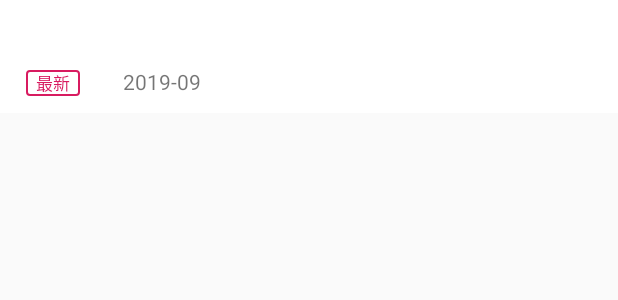
After one commit to kevin-lemon/kotlin-wanAndroid, an Android app: the layout item_home_article.xml on its own in the app's theme, with its tools: preview values and no code run, on a phone screen of 412 x 824 dp. The commit adds this screen. Shown: the top 300 px of the screen. Run offline under Robolectric (Android 15) with nearby library versions, the phone set to English and light mode, and no system bars.

Commit message:
文章展示

```diff
--- a/app/src/main/AndroidManifest.xml
+++ b/app/src/main/AndroidManifest.xml
@@ -2,6 +2,8 @@
 <manifest xmlns:android="http://schemas.android.com/apk/res/android"
     package="com.lemon.wanandroid">
     <uses-permission android:name="android.permission.INTERNET"/>
+    <uses-permission android:name="android.permission.READ_EXTERNAL_STORAGE" />
+    <uses-permission android:name="android.permission.WRITE_EXTERNAL_STORAGE" />
     <application
         android:name=".WanApp"
         android:allowBackup="true"
--- /dev/null
+++ b/app/src/main/res/drawable/shape_text_bg.xml
@@ -0,0 +1,8 @@
+<?xml version="1.0" encoding="utf-8"?>
+<shape xmlns:android="http://schemas.android.com/apk/res/android"
+       android:shape="rectangle">
+
+    <corners android:radius="@dimen/dp2"/>
+    <stroke android:color="@color/colorAccent" android:width="1dp"/>
+
+</shape>
--- /dev/null
+++ b/app/src/main/res/layout/item_home_article.xml
@@ -0,0 +1,67 @@
+<?xml version="1.0" encoding="utf-8"?>
+<LinearLayout xmlns:android="http://schemas.android.com/apk/res/android"
+    xmlns:tools="http://schemas.android.com/tools"
+    android:layout_width="match_parent"
+    android:layout_height="wrap_content"
+    android:background="@android:color/white"
+    android:orientation="vertical"
+    android:paddingLeft="@dimen/dp15"
+    android:paddingTop="@dimen/dp10"
+    android:paddingRight="@dimen/dp10"
+    android:paddingBottom="@dimen/dp10">
+
+    <TextView
+        android:id="@+id/tv_home_title"
+        android:layout_width="wrap_content"
+        android:layout_height="wrap_content"
+        android:lineSpacingExtra="@dimen/dp3"
+        android:textColor="@color/color_ff323232"
+        android:textSize="@dimen/sp14" />
+
+    <LinearLayout
+        android:layout_width="match_parent"
+        android:layout_height="wrap_content"
+        android:layout_marginTop="@dimen/dp10"
+        android:orientation="horizontal">
+
+        <TextView
+            android:id="@+id/tv_home_recent"
+            android:layout_width="wrap_content"
+            android:layout_height="wrap_content"
+            android:layout_marginRight="@dimen/dp20"
+            android:background="@drawable/shape_text_bg"
+            android:paddingLeft="@dimen/dp6"
+            android:paddingRight="@dimen/dp6"
+            android:textColor="@color/colorAccent"
+            android:textSize="@dimen/sp10"
+            tools:text="最新" />
+
+
+        <TextView
+            android:id="@+id/tv_home_author"
+            android:layout_width="wrap_content"
+            android:layout_height="wrap_content"
+            android:layout_marginRight="@dimen/dp5"
+            android:textSize="@dimen/sp12" />
+
+        <TextView
+            android:id="@+id/tv_home_public_time"
+            android:layout_width="wrap_content"
+            android:layout_height="wrap_content"
+            android:textSize="@dimen/sp12"
+            tools:text="2019-09" />
+
+        <TextView
+            android:id="@+id/tv_home_category"
+            android:layout_width="wrap_content"
+            android:layout_height="wrap_content"
+            android:layout_marginLeft="@dimen/dp20"
+            android:ellipsize="end"
+            android:singleLine="true"
+            android:textSize="@dimen/sp12" />
+
+
+    </LinearLayout>
+
+
+</LinearLayout>
--- a/app/src/main/res/values/colors.xml
+++ b/app/src/main/res/values/colors.xml
@@ -6,4 +6,5 @@
     <color name="colorWhite">#FFFFFF</color>
     <color name="colorBlue">#2196F3</color>
     <color name="transparent">#00000000</color>
+    <color name="color_ff323232">#ff323232</color>
 </resources>
```
Also changed, not shown: app/build.gradle (+9 -0 lines), app/src/main/java/com/lemon/wanandroid/ui/home/HomeFragment.kt (+44 -7 lines), app/src/main/java/com/lemon/wanandroid/ui/home/HomeViewModel.kt (+24 -10 lines), app/src/main/java/com/lemon/wanandroid/utils/DateUtils.kt (added, +10 -0 lines), app/src/main/java/com/lemon/wanandroid/utils/GlideImageLoader.kt (added, +13 -0 lines), app/src/main/java/com/lemon/wanandroid/view/HomeArticleAdapter.kt (added, +41 -0 lines), app/src/main/res/layout/fragment_home.xml (+23 -27 lines), versions.gradle (+13 -1 lines).
